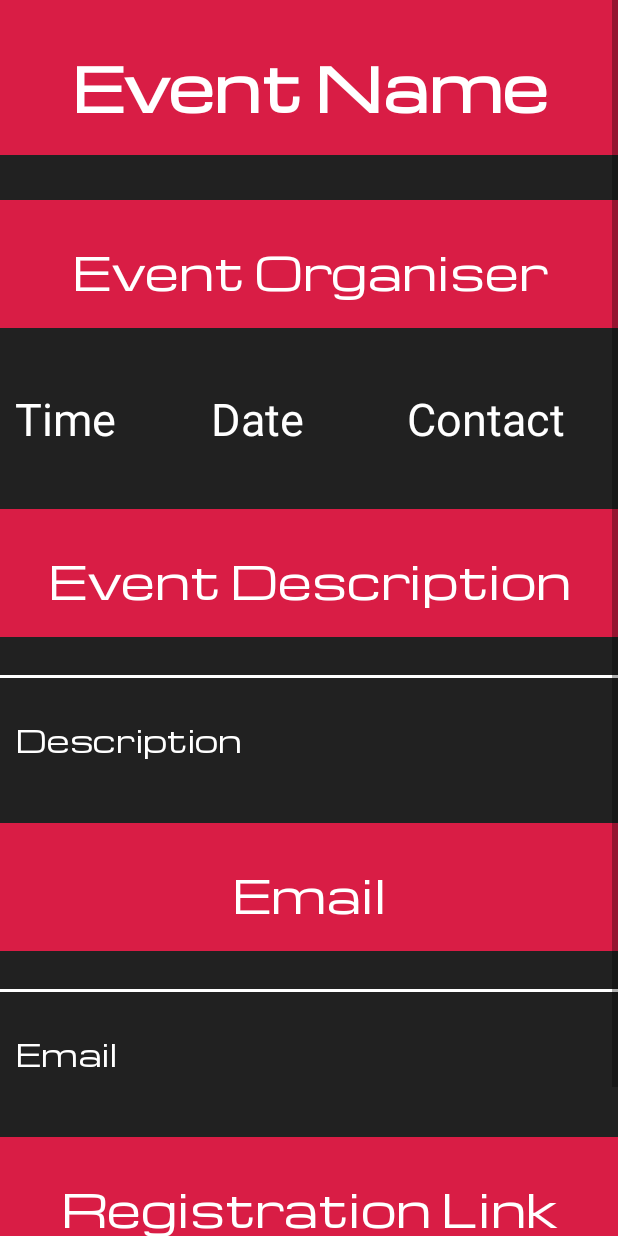
After one commit to Shail-1231/College-Social-Main, an Android app: the fragment EventFragment shown on its own in the app's theme, on a phone screen of 412 x 824 dp. The commit adds this screen. Run offline under Robolectric (Android 15) with nearby library versions, the phone set to English and light mode, and no system bars.

Commit message:
Firebase Event

```diff
--- a/app/src/main/AndroidManifest.xml
+++ b/app/src/main/AndroidManifest.xml
@@ -11,7 +11,7 @@
         android:roundIcon="@mipmap/ic_launcher_round"
         android:supportsRtl="true"
         android:theme="@style/Theme.CollegeSocial">
-        <activity android:name=".ForgotPasswordActivity"></activity>
+        <activity android:name=".ForgotPasswordActivity" />
         <activity android:name=".SignInActivity" />
         <activity android:name=".LoginActivity" />
         <activity android:name=".TabActivity" />
--- /dev/null
+++ b/app/src/main/java/com/myapp/collegesocial/EventFragment.java
@@ -0,0 +1,21 @@
+package com.myapp.collegesocial;
+
+import android.os.Bundle;
+
+import androidx.fragment.app.Fragment;
+
+import android.view.LayoutInflater;
+import android.view.View;
+import android.view.ViewGroup;
+
+
+public class EventFragment extends Fragment {
+
+
+    @Override
+    public View onCreateView(LayoutInflater inflater, ViewGroup container,
+                             Bundle savedInstanceState) {
+        View rootView = inflater.inflate(R.layout.fragment_event, container, false);
+        return rootView;
+    }
+}
--- a/app/src/main/res/layout/fragment_about_us.xml
+++ b/app/src/main/res/layout/fragment_about_us.xml
@@ -47,9 +47,9 @@
                 android:fontFamily="@font/michroma"
                 android:gravity="center"
                 android:padding="30dp"
-                android:text="ABCD"
+                android:text="College social aims to bring different activities of different colleges under the same roof. Our aim is better accessibility to activities of different college and more participation of students in those activities."
                 android:textColor="#fff"
-                android:textSize="10sp"
+                android:textSize="15sp"
                 android:textStyle="bold" />
 
             <androidx.cardview.widget.CardView
--- /dev/null
+++ b/app/src/main/res/layout/fragment_event.xml
@@ -0,0 +1,169 @@
+<?xml version="1.0" encoding="utf-8"?>
+<ScrollView xmlns:android="http://schemas.android.com/apk/res/android"
+    xmlns:tools="http://schemas.android.com/tools"
+    android:layout_width="match_parent"
+    android:layout_height="match_parent"
+    android:background="#212121"
+    tools:context=".EventFragment">
+
+    <LinearLayout
+        android:layout_width="match_parent"
+        android:layout_height="wrap_content"
+        android:orientation="vertical">
+
+        <TextView
+            android:layout_width="match_parent"
+            android:layout_height="wrap_content"
+            android:layout_gravity="center"
+            android:background="@color/ic_launcher_background"
+            android:fontFamily="@font/michroma"
+            android:gravity="center"
+            android:padding="15dp"
+            android:textStyle="bold"
+            android:text="Event Name"
+            android:textSize="40sp" />
+
+        <TextView
+            android:layout_width="match_parent"
+            android:layout_height="wrap_content"
+            android:layout_gravity="center"
+            android:layout_marginTop="30dp"
+            android:background="@color/ic_launcher_background"
+            android:fontFamily="@font/michroma"
+            android:foregroundGravity="center"
+            android:gravity="center"
+            android:padding="15dp"
+            android:text="Event Organiser"
+            android:textSize="30sp" />
+
+       <!-- <ImageView
+            android:layout_width="350dp"
+            android:layout_height="250dp"
+            android:layout_gravity="center"
+            android:layout_marginTop="30dp"
+            android:src="" />-->
+
+        <LinearLayout
+            android:layout_width="match_parent"
+            android:layout_height="wrap_content"
+            android:layout_marginTop="30dp"
+            android:orientation="horizontal"
+            android:padding="10dp">
+
+            <TextView
+                android:layout_width="0dp"
+                android:layout_height="wrap_content"
+                android:layout_weight="1"
+                android:text="Time"
+                android:textSize="30sp" />
+
+            <TextView
+                android:layout_width="0dp"
+                android:layout_height="wrap_content"
+                android:layout_weight="1"
+                android:text="Date"
+                android:textSize="30sp" />
+
+
+            <TextView
+                android:layout_width="0dp"
+                android:layout_height="wrap_content"
+                android:layout_weight="1"
+                android:text="Contact"
+                android:textSize="30sp" />
+
+
+        </LinearLayout>
+
+        <TextView
+            android:layout_width="match_parent"
+            android:layout_height="wrap_content"
+            android:layout_gravity="center"
+            android:layout_marginTop="30dp"
+            android:background="@color/ic_launcher_background"
+            android:fontFamily="@font/michroma"
+            android:gravity="center"
+            android:padding="15dp"
+            android:text="Event Description"
+            android:textSize="30sp" />
+
+        <View
+            android:layout_width="match_parent"
+            android:layout_height="2dp"
+            android:layout_below="@+id/tv_about_us"
+            android:layout_marginTop="25dp"
+            android:background="#fff" />
+
+
+        <TextView
+            android:layout_width="match_parent"
+            android:layout_height="wrap_content"
+            android:layout_gravity="center"
+            android:layout_marginTop="10dp"
+            android:fontFamily="@font/michroma"
+            android:padding="10dp"
+            android:text="Description"
+            android:textSize="20sp" />
+
+
+        <TextView
+            android:layout_width="match_parent"
+            android:layout_height="wrap_content"
+            android:layout_gravity="center"
+            android:layout_marginTop="30dp"
+            android:background="@color/ic_launcher_background"
+            android:fontFamily="@font/michroma"
+            android:gravity="center"
+            android:padding="15dp"
+            android:text="Email"
+            android:textSize="30sp" />
+
+        <View
+            android:layout_width="match_parent"
+            android:layout_height="2dp"
+            android:layout_below="@+id/tv_about_us"
+            android:layout_marginTop="25dp"
+            android:background="#fff" />
+
+        <TextView
+            android:layout_width="match_parent"
+            android:layout_height="wrap_content"
+            android:layout_gravity="center"
+            android:layout_marginTop="10dp"
+            android:fontFamily="@font/michroma"
+            android:padding="10dp"
+            android:text="Email"
+            android:textSize="20sp" />
+
+        <TextView
+            android:layout_width="match_parent"
+            android:layout_height="wrap_content"
+            android:layout_gravity="center"
+            android:layout_marginTop="30dp"
+            android:background="@color/ic_launcher_background"
+            android:fontFamily="@font/michroma"
+            android:gravity="center"
+            android:padding="15dp"
+            android:text="Registration Link"
+            android:textSize="30sp" />
+
+        <View
+            android:layout_width="match_parent"
+            android:layout_height="2dp"
+            android:layout_below="@+id/tv_about_us"
+            android:layout_marginTop="25dp"
+            android:background="#fff" />
+
+        <TextView
+            android:layout_width="match_parent"
+            android:layout_height="wrap_content"
+            android:layout_gravity="center"
+            android:layout_marginTop="10dp"
+            android:fontFamily="@font/michroma"
+            android:padding="10dp"
+            android:text="Register Link"
+            android:textSize="20sp" />
+
+    </LinearLayout>
+
+</ScrollView>
--- a/app/src/main/res/values/strings.xml
+++ b/app/src/main/res/values/strings.xml
@@ -12,7 +12,7 @@
     <string name="menu_slideshow">Slideshow</string>
     <string name="title_activity_main">MainActivity</string>
 
-    <string name="about_us">Follow us on instagram for regular updates. DM for suggestions regarding the application. You can even mail us at projectcsoc@gmail.com.</string>
+    <string name="about_us">Follow us on instagram for regular updates. DM for suggestions regarding the application. You can even mail us at collegesocials@gmail.com.</string>
     <string name="insta">https://instagram.com/collegesocials?igshid=1miwj8g53917n</string>
     <!-- TODO: Remove or change this placeholder text -->
     <string name="hello_blank_fragment">Hello blank fragment</string>
--- a/build.gradle
+++ b/build.gradle
@@ -5,8 +5,8 @@ buildscript {
         jcenter()
     }
     dependencies {
-        classpath 'com.android.tools.build:gradle:4.1.2'
-        classpath 'com.google.gms:google-services:4.3.4'
+        classpath 'com.android.tools.build:gradle:4.1.3'
+        classpath 'com.google.gms:google-services:4.3.8'
 
         // NOTE: Do not place your application dependencies here; they belong
         // in the individual module build.gradle files
```
Also changed, not shown: app/build.gradle (+13 -10 lines), app/src/main/java/com/myapp/collegesocial/EventModel.java (added, +109 -0 lines), app/src/main/java/com/myapp/collegesocial/LoginActivity.java (+3 -7 lines), app/src/main/java/com/myapp/collegesocial/ui/aboutus/AboutUsFragment.java (+5 -7 lines), app/src/main/java/com/myapp/collegesocial/ui/slideshow/SlideshowFragment.java (deleted, +0 -35 lines), app/src/main/java/com/myapp/collegesocial/ui/slideshow/SlideshowViewModel.java (deleted, +0 -19 lines).
